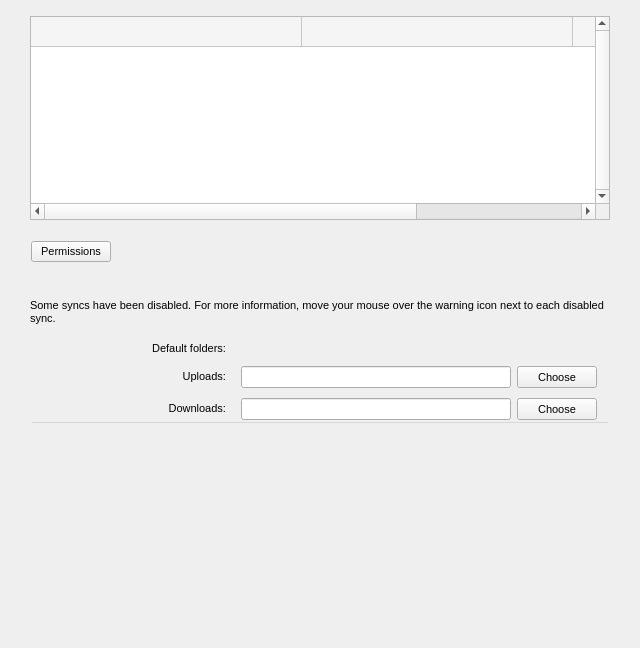
Qt form src/MEGASync/gui/macx/SettingsDialog.ui (meganz/MEGAsync) before a commit.
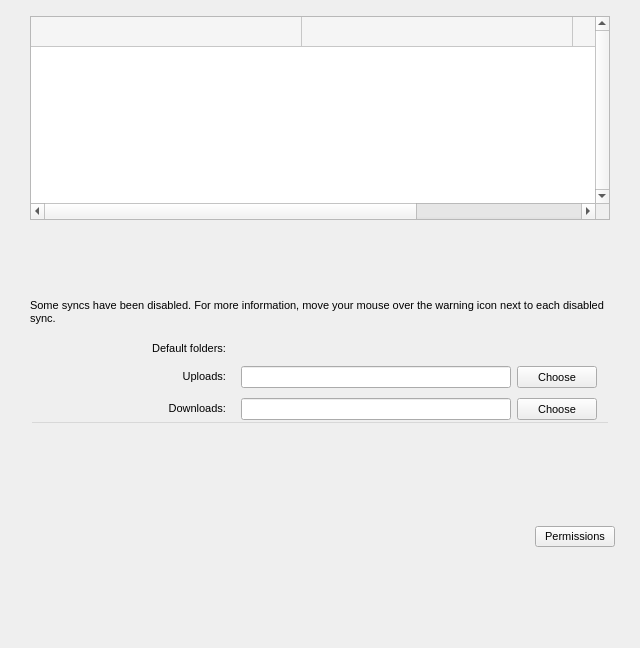
The same form after that commit. The open tabs and pages were chosen to show the change. Icons and pictures are not drawn. Custom widgets are drawn as their Qt base class.

Commit message: Several UI fixes: - Set permissions button to the footer (linux and macos) - Set session history button within security footer pane - Redirection to security webpage of your account using webclient - UI fixes for macOS (default sizes, layout aligment of footer buttons, margin issues)

What changed in the file:
```diff
--- a/src/MEGASync/gui/macx/SettingsDialog.ui
+++ b/src/MEGASync/gui/macx/SettingsDialog.ui
@@ -203,7 +203,7 @@
          <number>25</number>
         </property>
         <property name="rightMargin">
-         <number>30</number>
+         <number>25</number>
         </property>
         <item>
          <spacer name="horizontalSpacer_11">
@@ -258,8 +258,67 @@
             </item>
            </layout>
           </widget>
-          <widget class="QWidget" name="wSyncsFooter"/>
-          <widget class="QWidget" name="wSecurityFooter"/>
+          <widget class="QWidget" name="wSyncsFooter">
+           <property name="layoutDirection">
+            <enum>Qt::RightToLeft</enum>
+           </property>
+           <layout class="QVBoxLayout" name="verticalLayout_33">
+            <property name="spacing">
+             <number>0</number>
+            </property>
+            <property name="leftMargin">
+             <number>0</number>
+            </property>
+            <property name="topMargin">
+             <number>0</number>
+            </property>
+            <property name="rightMargin">
+             <number>0</number>
+            </property>
+            <property name="bottomMargin">
+             <number>0</number>
+            </property>
+            <item>
+             <widget class="QPushButton" name="bPermissions">
+              <property name="sizePolicy">
+               <sizepolicy hsizetype="Fixed" vsizetype="Fixed">
+                <horstretch>0</horstretch>
+                <verstretch>0</verstretch>
+               </sizepolicy>
+              </property>
+              <property name="text">
+               <string>Permissions</string>
+              </property>
+              <property name="autoDefault">
+               <bool>false</bool>
+              </property>
+             </widget>
+            </item>
+           </layout>
+          </widget>
+          <widget class="QWidget" name="wSecurityFooter">
+           <layout class="QVBoxLayout" name="verticalLayout_34">
+            <item>
+             <widget class="QPushButton" name="bSessionHistory">
+              <property name="sizePolicy">
+               <sizepolicy hsizetype="Fixed" vsizetype="Fixed">
+                <horstretch>0</horstretch>
+                <verstretch>0</verstretch>
+               </sizepolicy>
+              </property>
+              <property name="layoutDirection">
+               <enum>Qt::RightToLeft</enum>
+              </property>
+              <property name="text">
+               <string>Session history</string>
+              </property>
+              <property name="autoDefault">
+               <bool>false</bool>
+              </property>
+             </widget>
+            </item>
+           </layout>
+          </widget>
           <widget class="QWidget" name="wImportsFooter">
            <layout class="QVBoxLayout" name="verticalLayout_30">
             <property name="spacing">
@@ -2116,13 +2175,6 @@
                </property>
               </spacer>
              </item>
-             <item>
-              <widget class="QPushButton" name="bPermissions">
-               <property name="text">
-                <string>Permissions</string>
-               </property>
-              </widget>
-             </item>
             </layout>
            </widget>
           </item>
```
Left out of the diff: 115 changed lines with no effect on the pictures. The commit also changes 5 other files.
